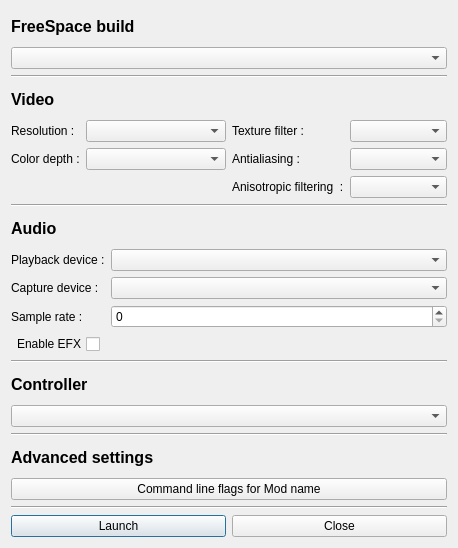
ngld/old-knossos, file ui/settings.ui: the form before one commit.
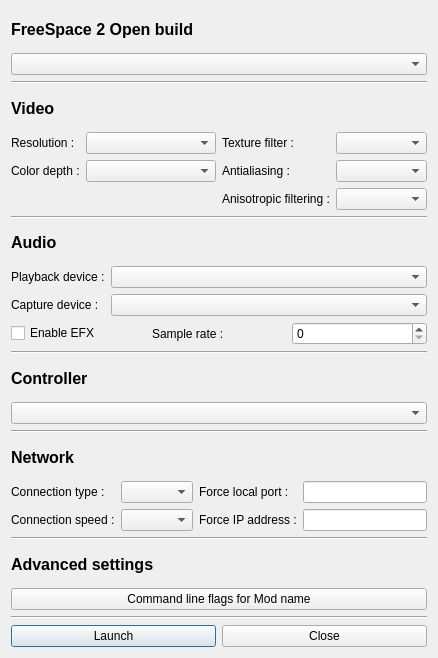
The form after the commit.

Commit message: Some fixes. Added initial network settings.

```diff
--- a/ui/settings.ui
+++ b/ui/settings.ui
@@ -6,8 +6,8 @@
    <rect>
     <x>0</x>
     <y>0</y>
-    <width>458</width>
-    <height>548</height>
+    <width>438</width>
+    <height>658</height>
    </rect>
   </property>
   <property name="windowTitle">
@@ -24,7 +24,7 @@
       </font>
      </property>
      <property name="text">
-      <string>FreeSpace build</string>
+      <string>FreeSpace 2 Open build</string>
      </property>
      <property name="wordWrap">
       <bool>false</bool>
@@ -62,30 +62,33 @@
        <property name="fieldGrowthPolicy">
         <enum>QFormLayout::AllNonFixedFieldsGrow</enum>
        </property>
-       <item row="1" column="0">
+       <item row="0" column="0">
         <widget class="QLabel" name="resolutionLabel">
          <property name="text">
           <string>Resolution :</string>
          </property>
         </widget>
        </item>
-       <item row="1" column="1">
+       <item row="0" column="1">
         <widget class="QComboBox" name="vid_res"/>
        </item>
-       <item row="2" column="0">
+       <item row="1" column="0">
         <widget class="QLabel" name="depthLabel">
          <property name="text">
           <string>Color depth :</string>
          </property>
         </widget>
        </item>
-       <item row="2" column="1">
+       <item row="1" column="1">
         <widget class="QComboBox" name="vid_depth"/>
        </item>
       </layout>
      </item>
      <item>
       <layout class="QFormLayout" name="formLayout">
+       <property name="fieldGrowthPolicy">
+        <enum>QFormLayout::AllNonFixedFieldsGrow</enum>
+       </property>
        <item row="0" column="0">
         <widget class="QLabel" name="textureFilterLabel">
          <property name="text">
@@ -109,7 +112,7 @@
        <item row="2" column="0">
         <widget class="QLabel" name="anisotropicFilterLabel">
          <property name="text">
-          <string>Anisotropic filtering  :</string>
+          <string>Anisotropic filtering :</string>
          </property>
         </widget>
        </item>
@@ -166,24 +169,28 @@
      <item row="1" column="1">
       <widget class="QComboBox" name="snd_capture"/>
      </item>
-     <item row="2" column="0">
-      <widget class="QLabel" name="sampleRateLabel">
-       <property name="text">
-        <string>Sample rate :</string>
-       </property>
-      </widget>
-     </item>
-     <item row="3" column="0">
+    </layout>
+   </item>
+   <item>
+    <layout class="QHBoxLayout" name="horizontalLayout_5">
+     <item>
       <widget class="QCheckBox" name="snd_efx">
        <property name="layoutDirection">
-        <enum>Qt::RightToLeft</enum>
+        <enum>Qt::LeftToRight</enum>
        </property>
        <property name="text">
         <string>Enable EFX</string>
        </property>
       </widget>
      </item>
-     <item row="2" column="1">
+     <item>
+      <widget class="QLabel" name="sampleRateLabel">
+       <property name="text">
+        <string>Sample rate :</string>
+       </property>
+      </widget>
+     </item>
+     <item>
       <widget class="QSpinBox" name="snd_samplerate"/>
      </item>
     </layout>
@@ -212,6 +219,85 @@
    <item>
     <widget class="QComboBox" name="ctrl_joystick"/>
    </item>
+   <item>
+    <widget class="Line" name="line_6">
+     <property name="orientation">
+      <enum>Qt::Horizontal</enum>
+     </property>
+    </widget>
+   </item>
+   <item>
+    <widget class="QLabel" name="label_6">
+     <property name="font">
+      <font>
+       <pointsize>12</pointsize>
+       <weight>75</weight>
+       <bold>true</bold>
+      </font>
+     </property>
+     <property name="text">
+      <string>Network</string>
+     </property>
+    </widget>
+   </item>
+   <item>
+    <layout class="QHBoxLayout" name="horizontalLayout_4">
+     <item>
+      <layout class="QFormLayout" name="formLayout_2">
+       <property name="fieldGrowthPolicy">
+        <enum>QFormLayout::AllNonFixedFieldsGrow</enum>
+       </property>
+       <item row="0" column="0">
+        <widget class="QLabel" name="connectionTypeLabel">
+         <property name="text">
+          <string>Connection type :</string>
+         </property>
+        </widget>
+       </item>
+       <item row="0" column="1">
+        <widget class="QComboBox" name="connectionTypeComboBox"/>
+       </item>
+       <item row="1" column="0">
+        <widget class="QLabel" name="connectionSpeedLabel">
+         <property name="text">
+          <string>Connection speed :</string>
+         </property>
+        </widget>
+       </item>
+       <item row="1" column="1">
+        <widget class="QComboBox" name="connectionSpeedComboBox"/>
+       </item>
+      </layout>
+     </item>
+     <item>
+      <layout class="QFormLayout" name="formLayout_6">
+       <property name="fieldGrowthPolicy">
+        <enum>QFormLayout::AllNonFixedFieldsGrow</enum>
+       </property>
+       <item row="0" column="0">
+        <widget class="QLabel" name="forceLocalPortLabel">
+         <property name="text">
+          <string>Force local port :</string>
+         </property>
+        </widget>
+       </item>
+       <item row="0" column="1">
+        <widget class="QLineEdit" name="forceLocalPortLineEdit"/>
+       </item>
+       <item row="1" column="0">
+        <widget class="QLabel" name="forceIPAddressLabel">
+         <property name="text">
+          <string>Force IP address :</string>
+         </property>
+        </widget>
+       </item>
+       <item row="1" column="1">
+        <widget class="QLineEdit" name="forceIPAddressLineEdit"/>
+       </item>
+      </layout>
+     </item>
+    </layout>
+   </item>
    <item>
     <widget class="Line" name="line_5">
      <property name="orientation">
```
The commit also changes 9 other files.
